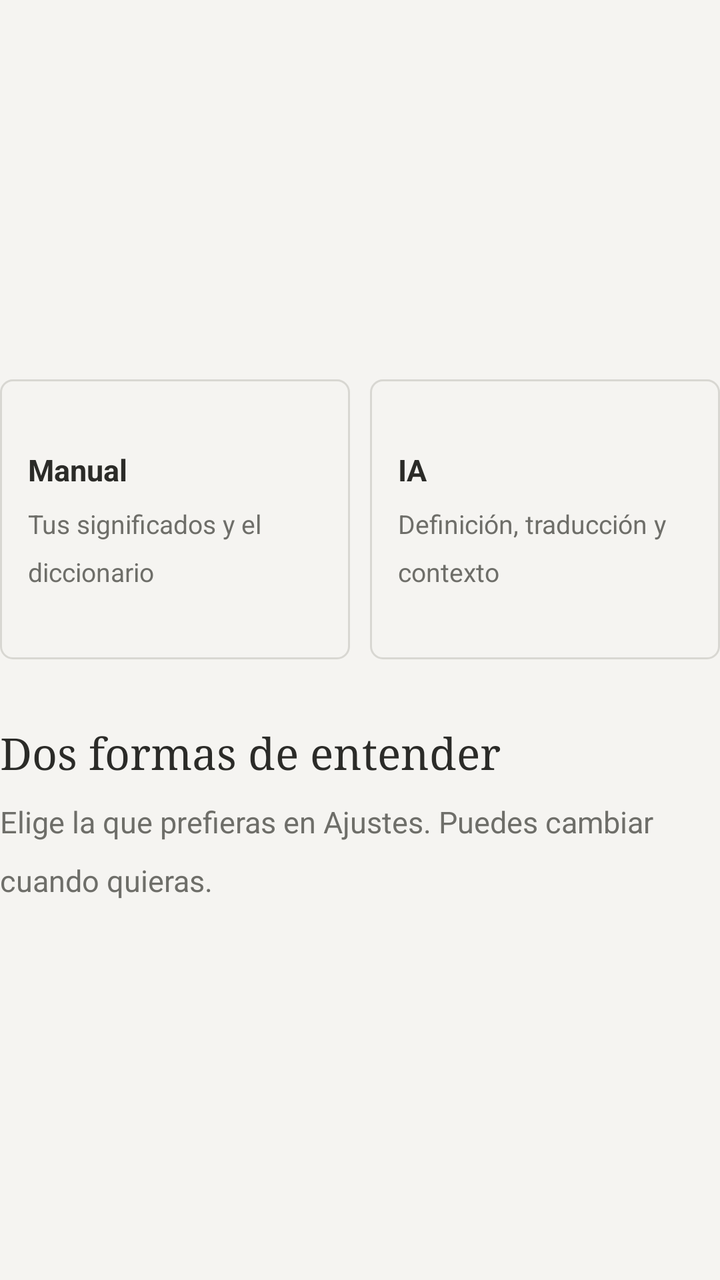
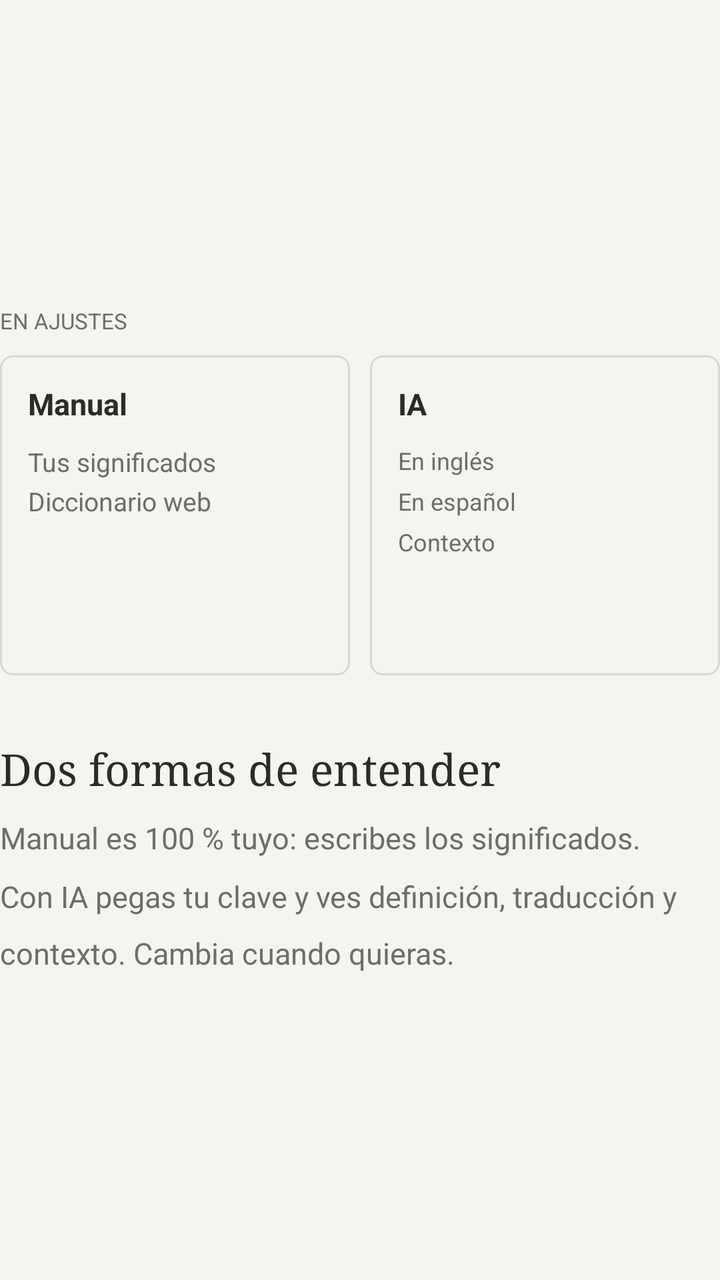

Two renders of the same Android screen: before a commit and after it. Below are the layout's source before the change and the commit's diff.
<!-- AndroidManifest.xml: application theme Theme.Leelo -->
<!-- res/layout/onboarding_page_modes.xml -->
<?xml version="1.0" encoding="utf-8"?>
<LinearLayout xmlns:android="http://schemas.android.com/apk/res/android"
    android:layout_width="match_parent"
    android:layout_height="match_parent"
    android:gravity="center_vertical"
    android:orientation="vertical">

    <LinearLayout
        android:id="@+id/pageVisual"
        android:layout_width="match_parent"
        android:layout_height="wrap_content"
        android:orientation="horizontal">

        <LinearLayout
            android:layout_width="0dp"
            android:layout_height="140dp"
            android:layout_weight="1"
            android:background="@drawable/bg_word_dialog"
            android:gravity="center_vertical"
            android:orientation="vertical"
            android:padding="14dp">

            <TextView
                android:layout_width="wrap_content"
                android:layout_height="wrap_content"
                android:text="Manual"
                android:textColor="?attr/colorOnSurface"
                android:textSize="15sp"
                android:textStyle="bold" />

            <TextView
                android:layout_width="match_parent"
                android:layout_height="wrap_content"
                android:layout_marginTop="8dp"
                android:lineSpacingMultiplier="1.5"
                android:text="Tus significados y el diccionario"
                android:textColor="?attr/colorOnSurfaceVariant"
                android:textSize="13sp" />
        </LinearLayout>

        <LinearLayout
            android:layout_width="0dp"
            android:layout_height="140dp"
            android:layout_marginStart="10dp"
            android:layout_weight="1"
            android:background="@drawable/bg_word_dialog"
            android:gravity="center_vertical"
            android:orientation="vertical"
            android:padding="14dp">

            <TextView
                android:layout_width="wrap_content"
                android:layout_height="wrap_content"
                android:text="IA"
                android:textColor="?attr/colorOnSurface"
                android:textSize="15sp"
                android:textStyle="bold" />

            <TextView
                android:layout_width="match_parent"
                android:layout_height="wrap_content"
                android:layout_marginTop="8dp"
                android:lineSpacingMultiplier="1.5"
                android:text="Definición, traducción y contexto"
                android:textColor="?attr/colorOnSurfaceVariant"
                android:textSize="13sp" />
        </LinearLayout>
    </LinearLayout>

    <TextView
        android:layout_width="wrap_content"
        android:layout_height="wrap_content"
        android:layout_marginTop="32dp"
        android:fontFamily="serif"
        android:text="Dos formas de entender"
        android:textColor="?attr/colorOnSurface"
        android:textSize="22sp" />

    <TextView
        android:layout_width="match_parent"
        android:layout_height="wrap_content"
        android:layout_marginTop="10dp"
        android:lineSpacingMultiplier="1.6"
        android:text="Elige la que prefieras en Ajustes. Puedes cambiar cuando quieras."
        android:textColor="?attr/colorOnSurfaceVariant"
        android:textSize="15sp" />

</LinearLayout>
<!-- resources referenced by this layout -->
<resources>
  <!-- drawable bg_word_dialog (drawable) -->
  <?xml version="1.0" encoding="utf-8"?>
  <shape xmlns:android="http://schemas.android.com/apk/res/android"
      android:shape="rectangle">
      <solid android:color="?attr/colorSurface" />
      <corners android:radius="6dp" />
      <stroke
          android:width="1dp"
          android:color="?attr/colorOutline" />
      <padding 
          android:left="8dp"
          android:top="8dp"
          android:right="8dp"
          android:bottom="8dp" />
  </shape>
  <style name="Theme.Leelo" parent="Base.Theme.Leelo" />
  <style name="Base.Theme.Leelo" parent="Theme.Material3.DayNight.NoActionBar">
          <item name="colorPrimary">@color/accent</item>
          <item name="colorOnPrimary">@color/accent_on</item>
          <item name="colorSecondary">@color/accent</item>
          <item name="colorOnSecondary">@color/accent_on</item>
  
          <item name="android:colorBackground">@color/paper</item>
          <item name="colorOnBackground">@color/ink</item>
          <item name="colorSurface">@color/paper</item>
          <item name="colorOnSurface">@color/ink</item>
          <item name="colorSurfaceVariant">@color/paper</item>
          <item name="colorOnSurfaceVariant">@color/ink_muted</item>
          <item name="colorOutline">@color/line</item>
          <item name="colorOutlineVariant">@color/line</item>
          <item name="colorPrimaryContainer">@color/paper</item>
          <item name="colorSecondaryContainer">@color/paper</item>
  
          <item name="android:statusBarColor">@color/paper</item>
          <item name="android:windowLightStatusBar" tools:targetApi="m">true</item>
          <item name="android:navigationBarColor">@color/paper</item>
          <item name="android:windowBackground">@color/paper</item>
  
          <item name="android:fontFamily">sans-serif</item>
      </style>
  <color name="accent">#FF63635F</color>
  <color name="accent_on">#FFF5F4F1</color>
  <color name="paper">#FFF5F4F1</color>
  <color name="ink">#FF2B2B28</color>
  <color name="ink_muted">#FF6E6E69</color>
  <color name="line">#FFD8D7D2</color>
</resources>

<!-- the commit's change to res/layout/onboarding_page_modes.xml (unified diff, before → after) -->
@@ -9,65 +9,107 @@
         android:id="@+id/pageVisual"
         android:layout_width="match_parent"
         android:layout_height="wrap_content"
-        android:orientation="horizontal">
+        android:orientation="vertical">
+
+        <TextView
+            android:layout_width="wrap_content"
+            android:layout_height="wrap_content"
+            android:layout_marginBottom="10dp"
+            android:text="EN AJUSTES"
+            android:textColor="?attr/colorOnSurfaceVariant"
+            android:textSize="11sp" />
 
         <LinearLayout
-            android:layout_width="0dp"
-            android:layout_height="140dp"
-            android:layout_weight="1"
-            android:background="@drawable/bg_word_dialog"
-            android:gravity="center_vertical"
-            android:orientation="vertical"
-            android:padding="14dp">
+            android:layout_width="match_parent"
+            android:layout_height="wrap_content"
+            android:orientation="horizontal">
 
-            <TextView
-                android:layout_width="wrap_content"
-                android:layout_height="wrap_content"
-                android:text="Manual"
-                android:textColor="?attr/colorOnSurface"
-                android:textSize="15sp"
-                android:textStyle="bold" />
+            <LinearLayout
+                android:id="@+id/manualCard"
+                android:layout_width="0dp"
+                android:layout_height="160dp"
+                android:layout_weight="1"
+                android:background="@drawable/bg_word_dialog"
+                android:orientation="vertical"
+                android:padding="14dp">
 
-            <TextView
-                android:layout_width="match_parent"
-                android:layout_height="wrap_content"
-                android:layout_marginTop="8dp"
-                android:lineSpacingMultiplier="1.5"
-                android:text="Tus significados y el diccionario"
-                android:textColor="?attr/colorOnSurfaceVariant"
-                android:textSize="13sp" />
-        </LinearLayout>
+                <TextView
+                    android:layout_width="wrap_content"
+                    android:layout_height="wrap_content"
+                    android:text="Manual"
+                    android:textColor="?attr/colorOnSurface"
+                    android:textSize="15sp"
+                    android:textStyle="bold" />
 
-        <LinearLayout
-            android:layout_width="0dp"
-            android:layout_height="140dp"
-            android:layout_marginStart="10dp"
-            android:layout_weight="1"
-            android:background="@drawable/bg_word_dialog"
-            android:gravity="center_vertical"
-            android:orientation="vertical"
-            android:padding="14dp">
+                <TextView
+                    android:layout_width="match_parent"
+                    android:layout_height="wrap_content"
+                    android:layout_marginTop="10dp"
+                    android:lineSpacingMultiplier="1.5"
+                    android:text="Tus significados"
+                    android:textColor="?attr/colorOnSurfaceVariant"
+                    android:textSize="13sp" />
 
-            <TextView
-                android:layout_width="wrap_content"
-                android:layout_height="wrap_content"
-                android:text="IA"
-                android:textColor="?attr/colorOnSurface"
-                android:textSize="15sp"
-                android:textStyle="bold" />
+                <TextView
+                    android:layout_width="match_parent"
+                    android:layout_height="wrap_content"
+                    android:layout_marginTop="2dp"
+                    android:lineSpacingMultiplier="1.5"
+                    android:text="Diccionario web"
+                    android:textColor="?attr/colorOnSurfaceVariant"
+                    android:textSize="13sp" />
+            </LinearLayout>
 
-            <TextView
-                android:layout_width="match_parent"
-                android:layout_height="wrap_content"
-                android:layout_marginTop="8dp"
-                android:lineSpacingMultiplier="1.5"
-                android:text="Definición, traducción y contexto"
-                android:textColor="?attr/colorOnSurfaceVariant"
-                android:textSize="13sp" />
+            <LinearLayout
+                android:id="@+id/aiCard"
+                android:layout_width="0dp"
+                android:layout_height="160dp"
+                android:layout_marginStart="10dp"
+                android:layout_weight="1"
+                android:background="@drawable/bg_word_dialog"
+                android:orientation="vertical"
+                android:padding="14dp">
+
+                <TextView
+                    android:layout_width="wrap_content"
+                    android:layout_height="wrap_content"
+                    android:text="IA"
+                    android:textColor="?attr/colorOnSurface"
+                    android:textSize="15sp"
+                    android:textStyle="bold" />
+
+                <TextView
+                    android:id="@+id/aiLine1"
+                    android:layout_width="match_parent"
+                    android:layout_height="wrap_content"
+                    android:layout_marginTop="10dp"
+                    android:text="En inglés"
+                    android:textColor="?attr/colorOnSurfaceVariant"
+                    android:textSize="12sp" />
+
+                <TextView
+                    android:id="@+id/aiLine2"
+                    android:layout_width="match_parent"
+                    android:layout_height="wrap_content"
+                    android:layout_marginTop="4dp"
+                    android:text="En español"
+                    android:textColor="?attr/colorOnSurfaceVariant"
+                    android:textSize="12sp" />
+
+                <TextView
+                    android:id="@+id/aiLine3"
+                    android:layout_width="match_parent"
+                    android:layout_height="wrap_content"
+                    android:layout_marginTop="4dp"
+                    android:text="Contexto"
+                    android:textColor="?attr/colorOnSurfaceVariant"
+                    android:textSize="12sp" />
+            </LinearLayout>
         </LinearLayout>
     </LinearLayout>
 
     <TextView
+        android:id="@+id/pageTitle"
         android:layout_width="wrap_content"
         android:layout_height="wrap_content"
         android:layout_marginTop="32dp"
@@ -77,11 +119,12 @@
         android:textSize="22sp" />
 
     <TextView
+        android:id="@+id/pageBody"
         android:layout_width="match_parent"
         android:layout_height="wrap_content"
         android:layout_marginTop="10dp"
         android:lineSpacingMultiplier="1.6"
-        android:text="Elige la que prefieras en Ajustes. Puedes cambiar cuando quieras."
+        android:text="Manual es 100 % tuyo: escribes los significados. Con IA pegas tu clave y ves definición, traducción y contexto. Cambia cuando quieras."
         android:textColor="?attr/colorOnSurfaceVariant"
         android:textSize="15sp" />
 
